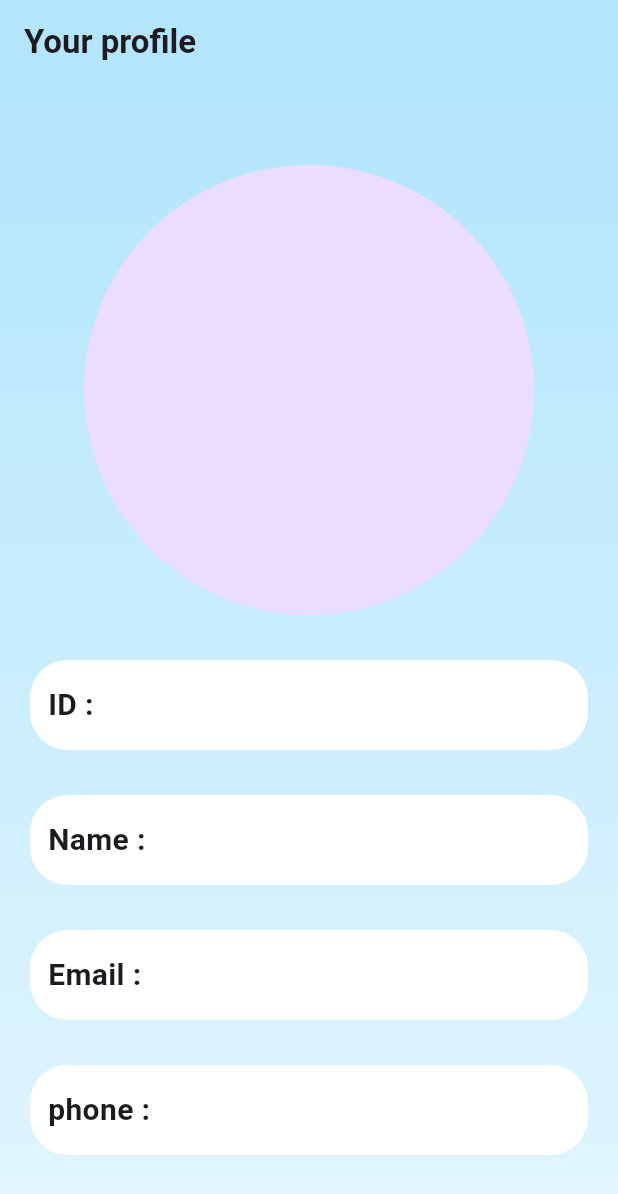
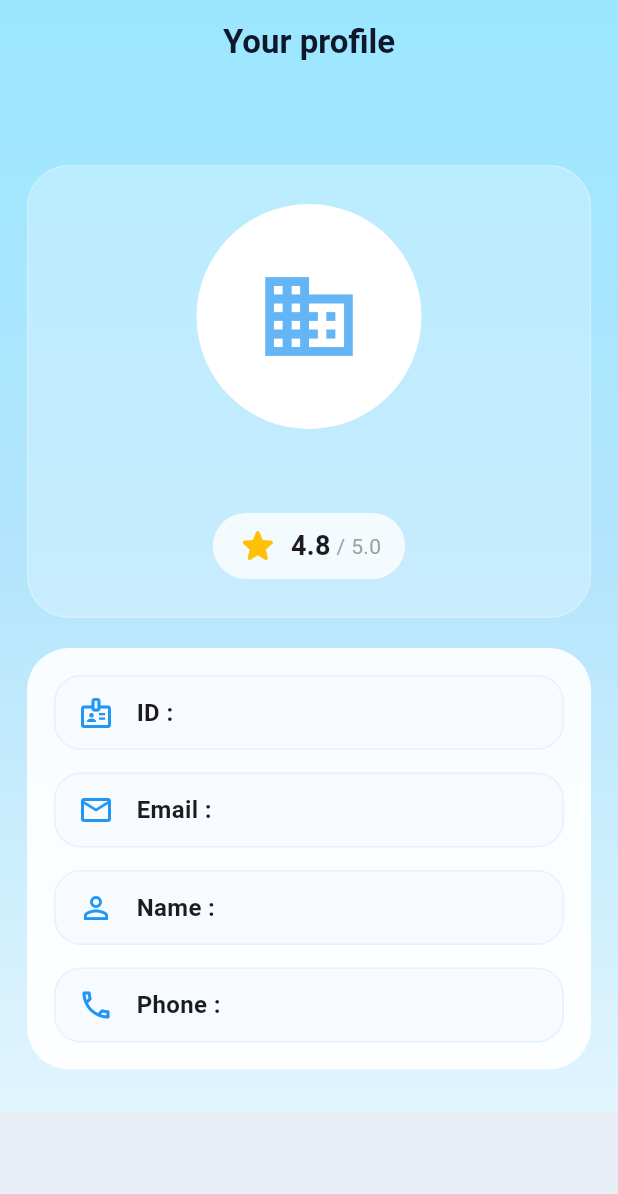
Before and after one commit to Qusai-Altoubasy/YallaFeed_ByQusai, a Flutter app: the another_profile_charity screen opened directly with empty values, on a phone screen of 412 x 824 dp. Shown: the top 1194 px of the screen. Run offline on Flutter 3.47's test engine with Material 3 defaults, Android fonts, the phone set to English and light mode, and no system bars; our stand-ins replace bloc, cloud_firestore, convex_bottom_bar, dotted_border, firebase_auth, firebase_core and 3 more; accounts and stored records are empty.

Commit message:
Abuissa_22/12/2025

```diff
--- a/lib/screens/common_screens/another_profile_charity.dart
+++ b/lib/screens/common_screens/another_profile_charity.dart
@@ -6,9 +6,8 @@ import 'package:image_picker/image_picker.dart';
 import 'package:qusai/shared/shared.dart';
 
 class another_profile_charity extends StatefulWidget {
-  const another_profile_charity({super.key, required this.uid ,});
+  const another_profile_charity({super.key, required this.uid});
   final String uid;
-
 
   @override
   State<another_profile_charity> createState() => _profileState(uid: uid);
@@ -16,242 +15,198 @@ class another_profile_charity extends StatefulWidget {
 
 class _profileState extends State<another_profile_charity> {
   File? _image;
-
   late final String uid;
 
   _profileState({required this.uid});
 
   @override
   Widget build(BuildContext context) {
-    String? type='charity';
+    String? type = 'charity';
+
     return Scaffold(
+      extendBodyBehindAppBar: true,
+      backgroundColor: const Color(0xFFE8EEF5),
       appBar: AppBar(
-        backgroundColor: Color(0xFFB3E5FC),
-        title: Text(
+        backgroundColor: Colors.transparent,
+        elevation: 0,
+        centerTitle: true,
+        title: const Text(
           'Your profile',
           style: TextStyle(
             fontWeight: FontWeight.bold,
+            color: Color(0xFF0F172A),
           ),
         ),
       ),
       body: StreamBuilder(
-          stream: FirebaseFirestore.instance.collection(type).doc(uid).snapshots(),
+        stream: FirebaseFirestore.instance
+            .collection(type)
+            .doc(uid)
+            .snapshots(),
         builder: (context, snapshot) {
-            if (snapshot.connectionState == ConnectionState.waiting){
-              return const Center(
-                child: CircularProgressIndicator(),
-              );
+          if (snapshot.connectionState == ConnectionState.waiting) {
+            return const Center(child: CircularProgressIndicator());
           }
 
-            /*   if(!snapshot.hasData){
-            type='charity';
-          }*/
+          final data = snapshot.data!.data() as Map<String, dynamic>;
 
           return Container(
             decoration: const BoxDecoration(
-                // 🌟 Gradient background
               gradient: LinearGradient(
-                  colors: [Color(0xFFB3E5FC), Color(0xFFE1F5FE)],
+                colors: [
+                  Color(0xFF9BE7FF),
+                  Color(0xFFB3E5FC),
+                  Color(0xFFE1F5FE),
+                ],
                 begin: Alignment.topCenter,
                 end: Alignment.bottomCenter,
               ),
             ),
-              child: Center(
             child: SingleChildScrollView(
+              padding: const EdgeInsets.fromLTRB(18, 110, 18, 28),
               child: Column(
                 children: [
-                      SizedBox(
-                        height: 30,
+                  // ===== Profile Header =====
+                  Container(
+                    width: double.infinity,
+                    padding: const EdgeInsets.symmetric(
+                        vertical: 25, horizontal: 18),
+                    decoration: BoxDecoration(
+                      borderRadius: BorderRadius.circular(28),
+                      color: Colors.white.withOpacity(0.25),
+                      border: Border.all(color: Colors.white24),
                     ),
+                    child: Column(
+                      children: [
                         CircleAvatar(
-                        radius: 150,
-                        backgroundImage:
-                        _image == null ? null : FileImage(_image!),
+                          radius: 75,
+                          backgroundColor: Colors.white,
+                          backgroundImage: _image != null
+                              ? FileImage(_image!)
+                              : (data['imageUrl'] != null &&
+                              data['imageUrl'].isNotEmpty
+                              ? NetworkImage(data['imageUrl'])
+                              : null) as ImageProvider?,
+                          child: (_image == null &&
+                              (data['imageUrl'] == null ||
+                                  data['imageUrl'].isEmpty))
+                              ? const Icon(
+                            Icons.business,
+                            size: 70,
+                            color: Color(0xFF64B5F6),
+                          )
+                              : null,
                         ),
-                      SizedBox(
-                        height: 30,
-                      ),
-                      Padding(
-                        padding: const EdgeInsets.symmetric(horizontal: 20),
-                        child: Container(
-                          height: 60,
-                          decoration: BoxDecoration(
-                            color: Colors.white,
-                            borderRadius: BorderRadius.circular(25),
-                          ),
-                          child: Padding(
-                            padding: const EdgeInsets.all(12.0),
-                            child: Row(
-                              children: [
+                        const SizedBox(height: 15),
                         Text(
-                                  'ID :',
-                                  style: TextStyle(
-                                    fontWeight: FontWeight.bold,
-                                    fontSize: 20,
+                          data['name'],
+                          style: const TextStyle(
+                            fontSize: 22,
+                            fontWeight: FontWeight.w800,
                           ),
                         ),
-                                SizedBox(
-                                  width: 5,
+                        const SizedBox(height: 10),
+                        Container(
+                          padding: const EdgeInsets.symmetric(
+                              horizontal: 16, vertical: 8),
+                          decoration: BoxDecoration(
+                            color: Colors.white.withOpacity(0.8),
+                            borderRadius: BorderRadius.circular(30),
+                          ),
+                          child: Row(
+                            mainAxisSize: MainAxisSize.min,
+                            children: const [
+                              Icon(Icons.star_rounded,
+                                  color: Colors.amber, size: 28),
+                              SizedBox(width: 8),
+                              Text(
+                                "4.8",
+                                style: TextStyle(
+                                    fontSize: 18,
+                                    fontWeight: FontWeight.bold),
                               ),
                               Text(
-                                  snapshot.data!.data()?['Id'],
+                                " / 5.0",
                                 style: TextStyle(
-                                    fontWeight: FontWeight.bold,
-                                    fontSize: 20,
+                                    fontSize: 14, color: Colors.grey),
                               ),
-                                ),
-                                Spacer(),
-
                             ],
-                            ),
-                          ),
-                        ),
-                      ),
-                      SizedBox(
-                        height: 30,
-                      ),
-                      Padding(
-                        padding: const EdgeInsets.symmetric(horizontal: 20),
-                        child: Container(
-                          height: 60,
-                          decoration: BoxDecoration(
-                            color: Colors.white,
-                            borderRadius: BorderRadius.circular(25),
-                          ),
-                          child: Padding(
-                            padding: const EdgeInsets.all(12.0),
-                            child: Row(
-                              children: [
-                                Text(
-                                  'Name :',
-                                  style: TextStyle(
-                                    fontWeight: FontWeight.bold,
-                                    fontSize: 20,
-                                  ),
-                                ),
-                                SizedBox(
-                                  width: 5,
-                                ),
-                                Text(
-                                  snapshot.data!.data()?['name'],
-                                  style: TextStyle(
-                                    fontWeight: FontWeight.bold,
-                                    fontSize: 20,
                           ),
                         ),
                       ],
                     ),
                   ),
+
+                  const SizedBox(height: 20),
+
+                  // ===== Info Card =====
+                  Container(
+                    width: double.infinity,
+                    padding: const EdgeInsets.all(18),
+                    decoration: BoxDecoration(
+                      color: Colors.white.withOpacity(0.92),
+                      borderRadius: BorderRadius.circular(28),
+                    ),
+                    child: Column(
+                      children: [
+                        _infoRow(
+                            Icons.badge_outlined, "ID", data['Id']),
+                        const SizedBox(height: 15),
+                        _infoRow(Icons.email_outlined, "Email",
+                            data['username']),
+                        const SizedBox(height: 15),
+                        _infoRow(Icons.person_outline, "Name", data['name']),
+                        const SizedBox(height: 15),
+                        _infoRow(
+                            Icons.phone_outlined, "Phone", data['phone']),
+                      ],
                     ),
                   ),
-                      SizedBox(
-                        height: 30,
+                ],
               ),
-                      Padding(
-                        padding: const EdgeInsets.symmetric(horizontal: 20),
-                        child: Container(
-                          height: 60,
+            ),
+          );
+        },
+      ),
+    );
+  }
+
+  Widget _infoRow(IconData icon, String label, String value) {
+    return Container(
+      padding: const EdgeInsets.symmetric(horizontal: 15, vertical: 12),
       decoration: BoxDecoration(
-                            color: Colors.white,
-                            borderRadius: BorderRadius.circular(25),
+        color: const Color(0xFFF7FBFF),
+        borderRadius: BorderRadius.circular(18),
+        border: Border.all(color: const Color(0xFFE3F2FD)),
       ),
-                          child: Padding(
-                            padding: const EdgeInsets.all(12.0),
       child: Row(
         children: [
-                                Text(
-                                  'Email :',
-                                  style: TextStyle(
-                                    fontWeight: FontWeight.bold,
-                                    fontSize: 20,
-                                  ),
-                                ),
-                                SizedBox(
-                                  width: 5,
-                                ),
+          Icon(icon, color: Colors.blue),
+          const SizedBox(width: 15),
           Expanded(
             child: Text(
-                                    snapshot.data!.data()?['username'],
-                                    overflow: TextOverflow.ellipsis,
-                                    style: TextStyle(
-                                      fontWeight: FontWeight.bold,
-                                      fontSize: 20,
+              "$label : $value",
+              style: const TextStyle(
+                fontWeight: FontWeight.w600,
+                fontSize: 16,
               ),
             ),
           ),
         ],
       ),
-                          ),
-                        ),
-                      ),
-                      SizedBox(
-                        height: 30,
-                      ),
-                      Padding(
-                        padding: const EdgeInsets.symmetric(horizontal: 20),
-                        child: Container(
-                          height: 60,
-                          decoration: BoxDecoration(
-                            color: Colors.white,
-                            borderRadius: BorderRadius.circular(25),
-                          ),
-                          child: Padding(
-                            padding: const EdgeInsets.all(12.0),
-                            child: Row(
-                              children: [
-                                Text(
-                                  'phone :',
-                                  style: TextStyle(
-                                    fontWeight: FontWeight.bold,
-                                    fontSize: 20,
-                                  ),
-                                ),
-                                SizedBox(
-                                  width: 5,
-                                ),
-                                Text(
-                                  snapshot.data!.data()?['phone'],
-                                  style: TextStyle(
-                                    fontWeight: FontWeight.bold,
-                                    fontSize: 20,
-                                  ),
-                                ),
-                              ],
-                            ),
-                          ),
-                        ),
-                      ),
-                      SizedBox(
-                        height: 30,
-                      ),
-                    ],
-                  ),
-                ),
-              ),
     );
   }
-      ),
-    );
-  }
+
   Future<void> getImage(ImageSource source) async {
     try {
       final ImagePicker picker = ImagePicker();
-      final XFile? pickedFile = await picker.pickImage(
-        source: source,
-        imageQuality: 80,
-        maxWidth: 1024,
-      );
-      if (pickedFile == null) {
-        ScaffoldMessenger.of(context).showSnackBar(
-          const SnackBar(content: Text('No image selected')),
-        );
-        return;
-      }
+      final XFile? pickedFile =
+      await picker.pickImage(source: source, imageQuality: 80);
 
-      final File imageFile = File(pickedFile.path);
+      if (pickedFile == null) return;
 
       setState(() {
-        _image = imageFile;
+        _image = File(pickedFile.path);
       });
     } catch (e) {
       ScaffoldMessenger.of(context).showSnackBar(
@@ -259,5 +214,4 @@ class _profileState extends State<another_profile_charity> {
       );
     }
   }
-
 }
```
Also changed, not shown: lib/screens/common_screens/another_profile.dart (+114 -166 lines). Lines whose indentation alone changed are shown as unchanged.
